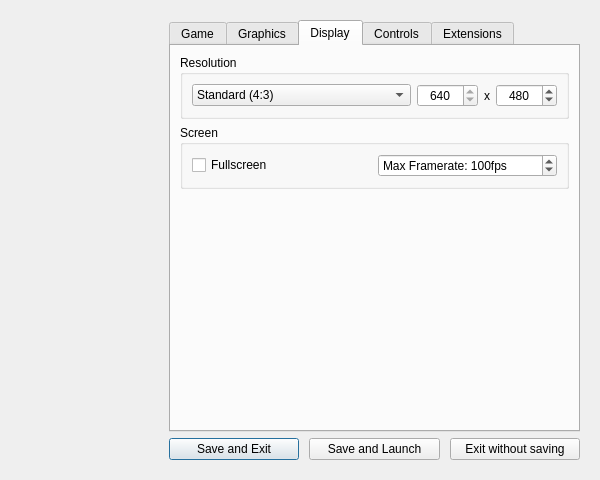
This is CONFIG/res/maindialog.ui in isledecomp/isle-portable as Qt 5 draws it before an edit. The edited form follows.
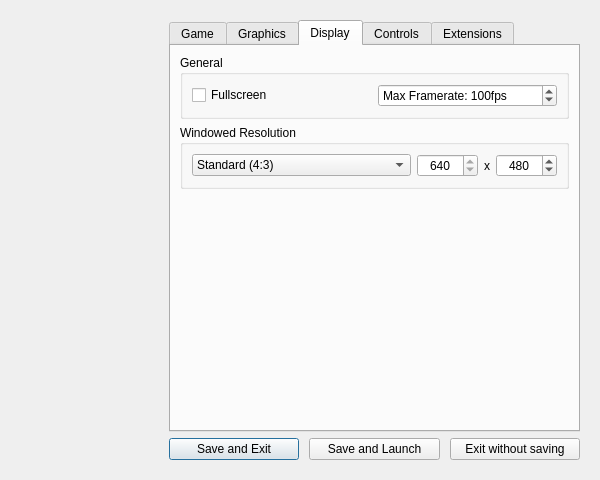
This is the edited form. The open tabs and pages were chosen to show the change. Icons and pictures are not drawn.

Commit message:
Add full screen video mode
When full screen is enabled, the game goes full-screen, and the screen resolution changes.

```diff
--- a/CONFIG/res/maindialog.ui
+++ b/CONFIG/res/maindialog.ui
@@ -597,10 +597,45 @@
           <string>Display</string>
          </attribute>
          <layout class="QVBoxLayout" name="verticalLayout_9">
+          <item>
+           <widget class="QGroupBox" name="screenSettingsBox">
+            <property name="title">
+             <string>General</string>
+            </property>
+            <layout class="QGridLayout" name="gridLayout_3">
+             <item row="0" column="1">
+              <widget class="QSpinBox" name="framerateSpinBox">
+               <property name="suffix">
+                <string>fps</string>
+               </property>
+               <property name="prefix">
+                <string>Max Framerate: </string>
+               </property>
+               <property name="maximum">
+                <number>200</number>
+               </property>
+               <property name="value">
+                <number>100</number>
+               </property>
+              </widget>
+             </item>
+             <item row="0" column="0">
+              <widget class="QCheckBox" name="fullscreenCheckBox">
+               <property name="toolTip">
+                <string>Toggle fullscreen display mode.</string>
+               </property>
+               <property name="text">
+                <string>Fullscreen</string>
+               </property>
+              </widget>
+             </item>
+            </layout>
+           </widget>
+          </item>
           <item>
            <widget class="QGroupBox" name="resolutionBox">
             <property name="title">
-             <string>Resolution</string>
+             <string>Windowed Resolution</string>
             </property>
             <layout class="QHBoxLayout" name="horizontalLayout_5">
              <item>
@@ -700,41 +735,6 @@
             </layout>
            </widget>
           </item>
-          <item>
-           <widget class="QGroupBox" name="screenSettingsBox">
-            <property name="title">
-             <string>Screen</string>
-            </property>
-            <layout class="QGridLayout" name="gridLayout_3">
-             <item row="0" column="1">
-              <widget class="QSpinBox" name="framerateSpinBox">
-               <property name="suffix">
-                <string>fps</string>
-               </property>
-               <property name="prefix">
-                <string>Max Framerate: </string>
-               </property>
-               <property name="maximum">
-                <number>200</number>
-               </property>
-               <property name="value">
-                <number>100</number>
-               </property>
-              </widget>
-             </item>
-             <item row="0" column="0">
-              <widget class="QCheckBox" name="fullscreenCheckBox">
-               <property name="toolTip">
-                <string>Toggle fullscreen display mode.</string>
-               </property>
-               <property name="text">
-                <string>Fullscreen</string>
-               </property>
-              </widget>
-             </item>
-            </layout>
-           </widget>
-          </item>
           <item>
            <spacer name="verticalSpacer_4">
             <property name="orientation">
```
The commit also changes 2 other files.
